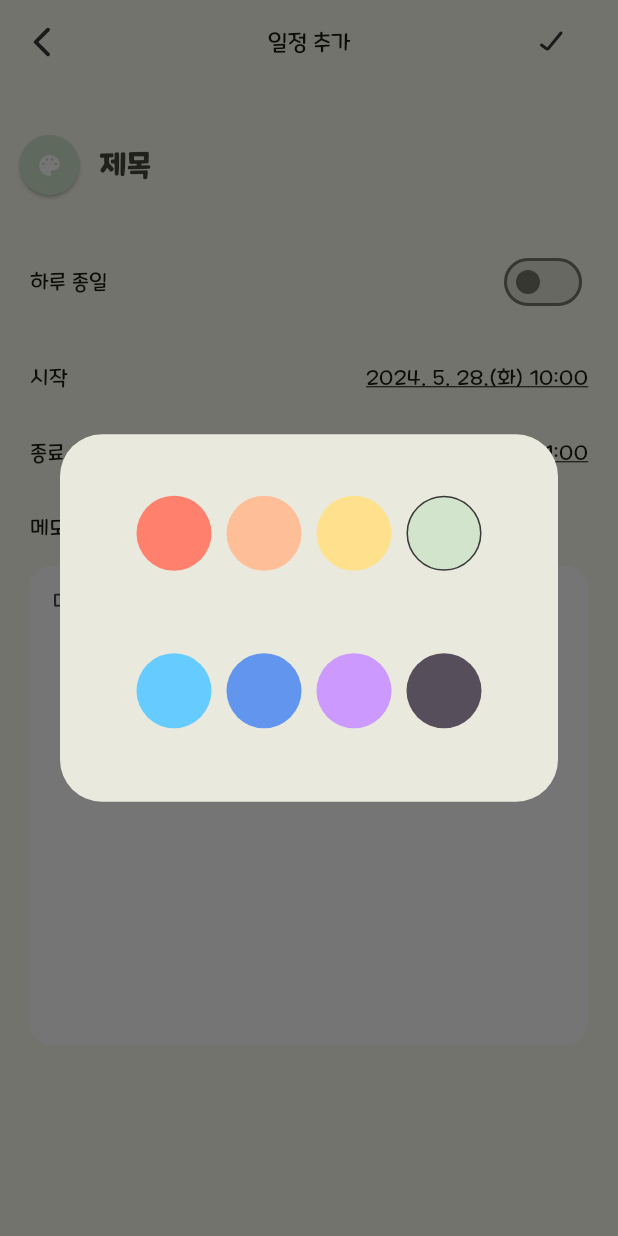
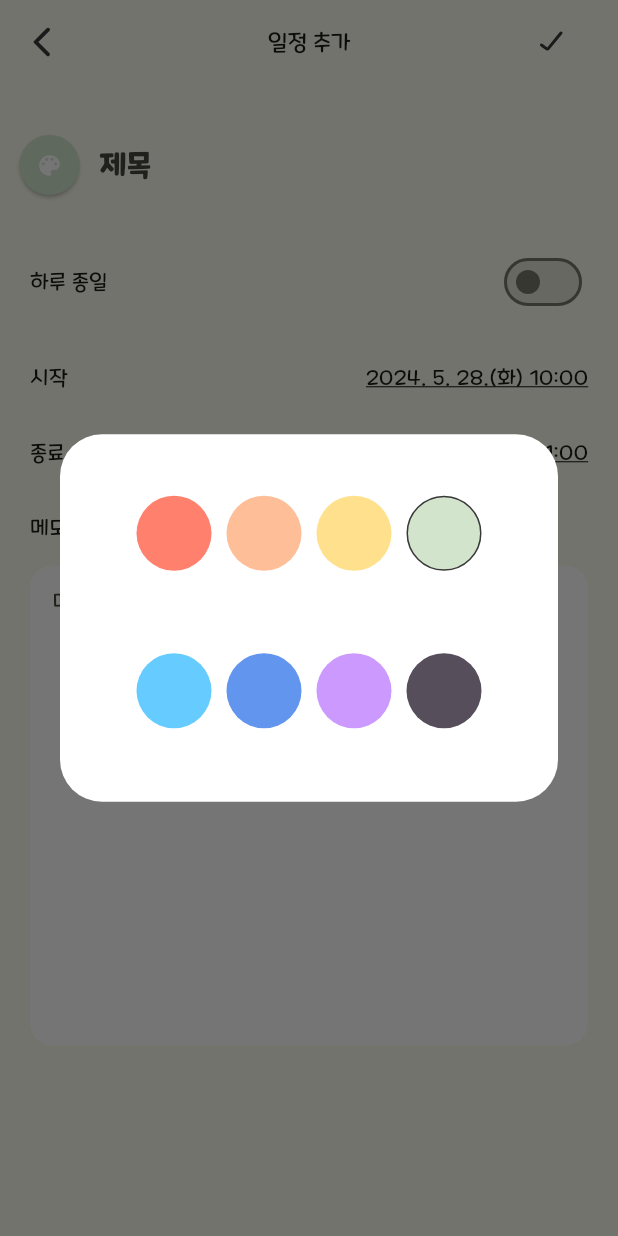
Before and after one commit to APP-Android2/FinalProject-woo_yeon_hi, a Flutter app: the CalendarAddScreen screen opened directly, after a tap on the "color lens" icon, on a phone screen of 412 x 824 dp. Run offline on Flutter 3.47's test engine with Material 3 defaults, Android fonts, the phone set to English and light mode, and no system bars; our stand-ins replace flutter_datetime_picker_plus, flutter_svg, table_calendar.

Commit message:
:lipstick: Fix 다이얼로그 색상 수정 다이얼로그 테두리 및 색상 수정 #6

```diff
--- a/lib/widget/calendar_color_picker.dart
+++ b/lib/widget/calendar_color_picker.dart
@@ -7,6 +7,10 @@ Future<void> showColorPickerDialog(BuildContext context, Color currentColor, Val
     context: context,
     builder: (context) {
       return AlertDialog(
+        shape: RoundedRectangleBorder(
+          borderRadius: BorderRadius.circular(28),
+        ),
+        backgroundColor: ColorFamily.white,
         content: SingleChildScrollView(
           child: Column(
             children: [
```
